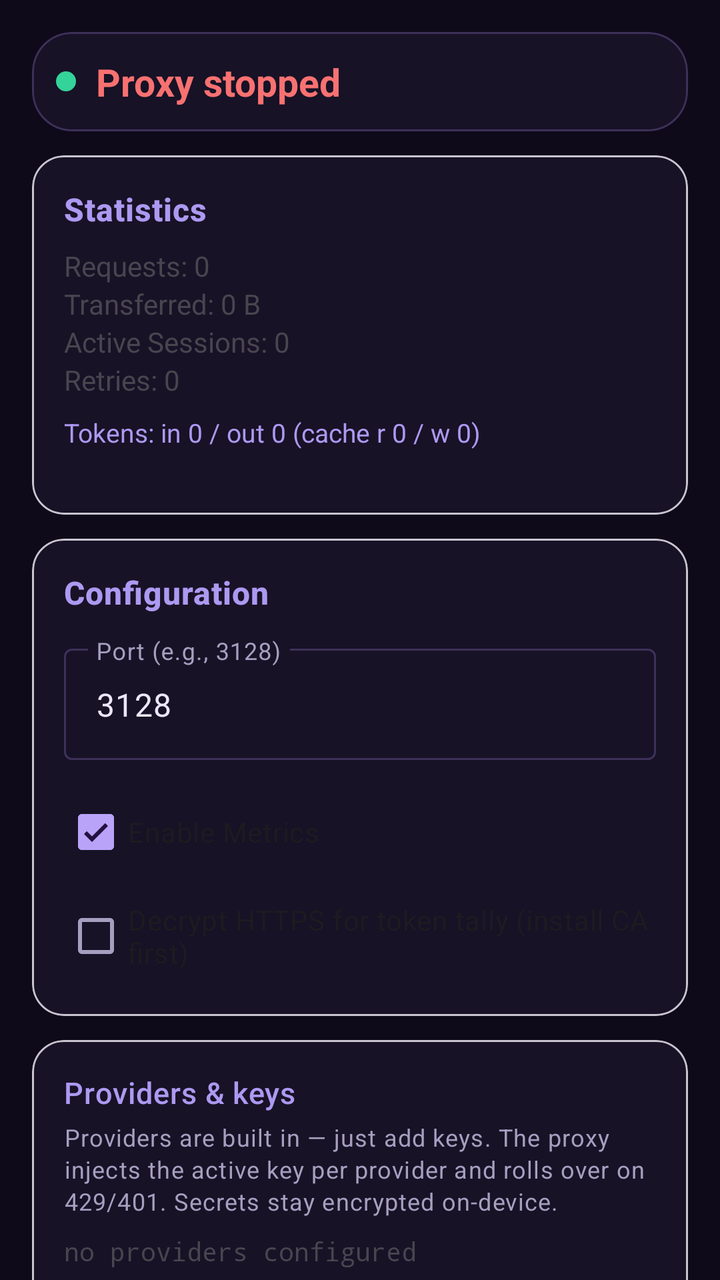
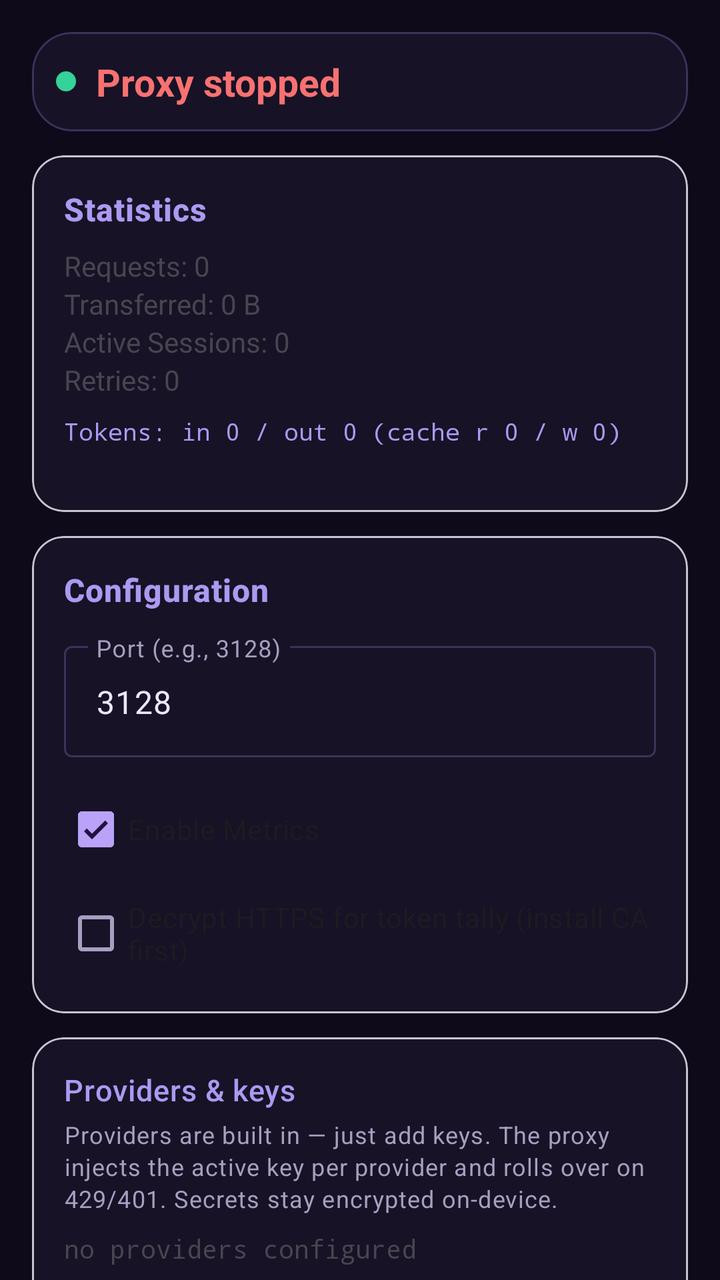

Compare the two renders of this Android layout. The source of the first and the diff that turns it into the second are given below.
<!-- AndroidManifest.xml: activity theme Theme.ProxyApp.NoActionBar -->
<!-- res/layout/activity_main.xml -->
<?xml version="1.0" encoding="utf-8"?>
<androidx.constraintlayout.widget.ConstraintLayout
    xmlns:android="http://schemas.android.com/apk/res/android"
    xmlns:app="http://schemas.android.com/apk/res-auto"
    xmlns:tools="http://schemas.android.com/tools"
    android:layout_width="match_parent"
    android:layout_height="match_parent"
    android:fitsSystemWindows="true"
    tools:context=".MainActivity">

    <androidx.core.widget.NestedScrollView
        android:layout_width="match_parent"
        android:layout_height="0dp"
        android:fillViewport="true"
        app:layout_constraintBottom_toBottomOf="parent"
        app:layout_constraintTop_toTopOf="parent"
        app:layout_constraintStart_toStartOf="parent"
        app:layout_constraintEnd_toEndOf="parent">

        <LinearLayout
            android:layout_width="match_parent"
            android:layout_height="wrap_content"
            android:orientation="vertical"
            android:padding="16dp">

            <com.google.android.material.card.MaterialCardView
                android:id="@+id/statusCard"
                android:layout_width="match_parent"
                android:layout_height="wrap_content"
                android:layout_marginBottom="12dp"
                app:cardCornerRadius="20dp"
                app:strokeWidth="1dp"
                app:strokeColor="@color/outline"
                app:cardBackgroundColor="@color/surface">

                <LinearLayout
                    android:layout_width="match_parent"
                    android:layout_height="wrap_content"
                    android:orientation="vertical"
                    android:padding="12dp">

                    <LinearLayout
                        android:layout_width="match_parent"
                        android:layout_height="wrap_content"
                        android:orientation="horizontal"
                        android:gravity="center_vertical">

                        <View
                            android:id="@+id/statusDot"
                            android:layout_width="10dp"
                            android:layout_height="10dp"
                            android:layout_marginEnd="10dp"
                            android:background="@drawable/status_dot" />

                        <TextView
                            android:id="@+id/statusText"
                            android:layout_width="0dp"
                            android:layout_height="wrap_content"
                            android:layout_weight="1"
                            android:text="@string/proxy_stopped"
                            android:textSize="19sp"
                            android:textStyle="bold"
                            android:textColor="@color/red" />
                    </LinearLayout>

                    <TextView
                        android:id="@+id/portText"
                        android:layout_width="match_parent"
                        android:layout_height="wrap_content"
                        android:text=""
                        android:textSize="13sp"
                        android:gravity="center"
                        android:layout_marginTop="4dp"
                        android:textColor="@color/purple_200"
                        android:visibility="gone"/>

                    <TextView
                        android:id="@+id/upstreamText"
                        android:layout_width="match_parent"
                        android:layout_height="wrap_content"
                        android:text=""
                        android:textSize="12sp"
                        android:gravity="center"
                        android:layout_marginTop="2dp"
                        android:visibility="gone"/>
                </LinearLayout>
            </com.google.android.material.card.MaterialCardView>

            <com.google.android.material.card.MaterialCardView
                android:id="@+id/statsCard"
                android:layout_width="match_parent"
                android:layout_height="wrap_content"
                app:cardBackgroundColor="@color/surface"
                android:layout_marginBottom="12dp"
                app:cardCornerRadius="16dp">

                <LinearLayout
                    android:layout_width="match_parent"
                    android:layout_height="wrap_content"
                    android:orientation="vertical"
                    android:padding="16dp">

                    <TextView
                        android:layout_width="match_parent"
                        android:layout_height="wrap_content"
                        android:text="Statistics"
                        android:textSize="16sp"
                        android:textStyle="bold"
                        style="@style/Text.SectionTitle"/>

                    <TextView
                        android:id="@+id/requestsText"
                        android:layout_width="match_parent"
                        android:layout_height="wrap_content"
                        android:text="Requests: 0"
                        android:layout_marginTop="8dp"/>

                    <TextView
                        android:id="@+id/bytesText"
                        android:layout_width="match_parent"
                        android:layout_height="wrap_content"
                        android:text="Transferred: 0 B"/>

                    <TextView
                        android:id="@+id/sessionsText"
                        android:layout_width="match_parent"
                        android:layout_height="wrap_content"
                        android:text="Active Sessions: 0"/>

                    <TextView
                        android:id="@+id/retriesText"
                        android:layout_width="match_parent"
                        android:layout_height="wrap_content"
                        android:text="Retries: 0"/>

                    <TextView
                        android:id="@+id/tokensText"
                        android:layout_width="match_parent"
                        android:layout_height="wrap_content"
                        android:layout_marginTop="8dp"
                        android:text="Tokens: in 0 / out 0 (cache r 0 / w 0)"
                        android:textSize="13sp"
                        android:textColor="@color/title_violet"/>

                    <TextView
                        android:id="@+id/hostsText"
                        android:layout_width="match_parent"
                        android:layout_height="wrap_content"
                        android:textSize="12sp"
                        android:fontFamily="monospace"
                        android:text=""/>
                </LinearLayout>
            </com.google.android.material.card.MaterialCardView>

            <com.google.android.material.card.MaterialCardView
                android:id="@+id/configCard"
                android:layout_width="match_parent"
                android:layout_height="wrap_content"
                app:cardBackgroundColor="@color/surface"
                android:layout_marginBottom="12dp"
                app:cardCornerRadius="16dp">

                <LinearLayout
                    android:layout_width="match_parent"
                    android:layout_height="wrap_content"
                    android:orientation="vertical"
                    android:padding="16dp">

                    <TextView
                        android:layout_width="match_parent"
                        android:layout_height="wrap_content"
                        android:text="Configuration"
                        android:textSize="16sp"
                        android:textStyle="bold"
                        style="@style/Text.SectionTitle"/>

                    <com.google.android.material.textfield.TextInputLayout
                        android:layout_width="match_parent"
                        android:layout_height="wrap_content"
                        android:layout_marginTop="12dp"
                        android:hint="@string/port_hint"
                        style="@style/Widget.Material3.TextInputLayout.OutlinedBox">

                        <com.google.android.material.textfield.TextInputEditText
                            android:id="@+id/portInput"
                            android:layout_width="match_parent"
                            android:layout_height="wrap_content"
                            android:inputType="number"
                            android:text="3128"/>
                    </com.google.android.material.textfield.TextInputLayout>

                    <com.google.android.material.checkbox.MaterialCheckBox
                        android:id="@+id/metricsCheck"
                        android:layout_width="wrap_content"
                        android:layout_height="wrap_content"
                        android:layout_marginTop="12dp"
                        android:text="@string/metrics_enabled"
                        android:checked="true"/>

                    <com.google.android.material.checkbox.MaterialCheckBox
                        android:id="@+id/mitmCheck"
                        android:layout_width="wrap_content"
                        android:layout_height="wrap_content"
                        android:layout_marginTop="4dp"
                        android:text="@string/mitm_enabled"
                        android:checked="false"/>
                </LinearLayout>
            </com.google.android.material.card.MaterialCardView>

            <com.google.android.material.card.MaterialCardView
                android:id="@+id/providersCard"
                android:layout_width="match_parent"
                android:layout_height="wrap_content"
                android:layout_marginBottom="12dp"
                app:cardCornerRadius="16dp"
                app:cardBackgroundColor="@color/surface">

                <LinearLayout
                    android:layout_width="match_parent"
                    android:layout_height="wrap_content"
                    android:orientation="vertical"
                    android:padding="16dp">

                    <TextView
                        android:layout_width="match_parent"
                        android:layout_height="wrap_content"
                        style="@style/Text.SectionTitle"
                        android:text="@string/providers_title"/>

                    <TextView
                        android:layout_width="match_parent"
                        android:layout_height="wrap_content"
                        style="@style/Text.Hint"
                        android:layout_marginTop="4dp"
                        android:text="@string/providers_hint"/>

                    <TextView
                        android:id="@+id/providersSummaryText"
                        android:layout_width="match_parent"
                        android:layout_height="wrap_content"
                        android:layout_marginTop="8dp"
                        android:textSize="13sp"
                        android:fontFamily="monospace"
                        android:text="no providers configured"/>

                    <com.google.android.material.button.MaterialButton
                        android:id="@+id/addKeyButton"
                        android:layout_width="match_parent"
                        android:layout_height="wrap_content"
                        android:layout_marginTop="8dp"
                        android:text="@string/add_key"
                        style="@style/Widget.Material3.Button.TonalButton"/>

                    <LinearLayout
                        android:layout_width="match_parent"
                        android:layout_height="wrap_content"
                        android:orientation="horizontal"
                        android:layout_marginTop="8dp">

                        <com.google.android.material.button.MaterialButton
                            android:id="@+id/exportBackupButton"
                            android:layout_width="0dp"
                            android:layout_height="wrap_content"
                            android:layout_weight="1"
                            android:layout_marginEnd="4dp"
                            android:text="@string/export_backup"
                            style="@style/Widget.Material3.Button.OutlinedButton"/>

                        <com.google.android.material.button.MaterialButton
                            android:id="@+id/importBackupButton"
                            android:layout_width="0dp"
                            android:layout_height="wrap_content"
                            android:layout_weight="1"
                            android:layout_marginStart="4dp"
                            android:text="@string/import_backup"
                            style="@style/Widget.Material3.Button.OutlinedButton"/>
                    </LinearLayout>

                    <com.google.android.material.button.MaterialButton
                        android:id="@+id/exportCaButton"
                        android:layout_width="match_parent"
                        android:layout_height="wrap_content"
                        android:layout_marginTop="8dp"
                        android:text="@string/export_ca"
                        style="@style/Widget.Material3.Button.OutlinedButton"/>
                </LinearLayout>
            </com.google.android.material.card.MaterialCardView>

            <com.google.android.material.card.MaterialCardView
                android:id="@+id/eventsCard"
                android:layout_width="match_parent"
                android:layout_height="wrap_content"
                android:layout_marginBottom="12dp"
                app:cardCornerRadius="16dp"
                app:cardBackgroundColor="@color/surface">

                <LinearLayout
                    android:layout_width="match_parent"
                    android:layout_height="wrap_content"
                    android:orientation="vertical"
                    android:padding="16dp">

                    <TextView
                        android:layout_width="match_parent"
                        android:layout_height="wrap_content"
                        style="@style/Text.SectionTitle"
                        android:text="@string/events_title"/>

                    <ScrollView
                        android:id="@+id/eventsScrollView"
                        android:layout_width="match_parent"
                        android:layout_height="wrap_content"
                        android:maxHeight="220dp"
                        android:layout_marginTop="8dp"
                        android:background="@drawable/script_block_bg">

                        <TextView
                            android:id="@+id/eventsText"
                            android:layout_width="match_parent"
                            android:layout_height="wrap_content"
                            android:padding="10dp"
                            style="@style/Text.ScriptBlock"
                            android:text="No events yet — start the proxy."/>
                    </ScrollView>
                </LinearLayout>
            </com.google.android.material.card.MaterialCardView>

            <LinearLayout
                android:layout_width="match_parent"
                android:layout_height="wrap_content"
                android:orientation="horizontal"
                android:gravity="center"
                android:layout_marginTop="4dp">

                <com.google.android.material.button.MaterialButton
                    android:id="@+id/startStopButton"
                    android:layout_width="0dp"
                    android:layout_height="wrap_content"
                    android:layout_weight="1"
                    android:layout_marginEnd="8dp"
                    android:text="@string/start_proxy"
                    app:icon="@android:drawable/ic_media_play"/>

                <com.google.android.material.button.MaterialButton
                    android:id="@+id/exportButton"
                    android:layout_width="0dp"
                    android:layout_height="wrap_content"
                    android:layout_weight="1"
                    android:layout_marginStart="8dp"
                    android:text="@string/export_metrics"/>
            </LinearLayout>

            <com.google.android.material.button.MaterialButton
                android:id="@+id/clearButton"
                android:layout_width="match_parent"
                android:layout_height="wrap_content"
                android:layout_marginTop="8dp"
                android:text="@string/clear_metrics"
                style="@style/Widget.Material3.Button.OutlinedButton"/>

            <com.google.android.material.card.MaterialCardView
                android:id="@+id/setupScriptCard"
                android:layout_width="match_parent"
                android:layout_height="wrap_content"
                app:cardBackgroundColor="@color/surface"
                android:layout_marginTop="12dp"
                app:cardCornerRadius="16dp">

                <LinearLayout
                    android:layout_width="match_parent"
                    android:layout_height="wrap_content"
                    android:orientation="vertical"
                    android:padding="16dp">

                    <LinearLayout
                        android:id="@+id/setupScriptHeader"
                        android:layout_width="match_parent"
                        android:layout_height="wrap_content"
                        android:orientation="horizontal"
                        android:gravity="center_vertical"
                        android:clickable="true"
                        android:focusable="true">

                        <TextView
                            android:layout_width="0dp"
                            android:layout_height="wrap_content"
                            android:layout_weight="1"
                            android:text="@string/setup_script_title"
                            android:textSize="16sp"
                            android:textStyle="bold"
                            style="@style/Text.SectionTitle"/>

                        <ImageView
                            android:id="@+id/setupScriptExpandIcon"
                            android:layout_width="32dp"
                            android:layout_height="32dp"
                            android:padding="4dp"
                            android:src="@android:drawable/arrow_down_float"
                            android:contentDescription="@string/expand"/>
                    </LinearLayout>

                    <TextView
                        android:layout_width="match_parent"
                        android:layout_height="wrap_content"
                        android:text="@string/setup_script_hint"
                        style="@style/Text.Hint"
                        android:layout_marginTop="4dp"/>

                    <com.google.android.material.button.MaterialButton
                        android:id="@+id/copyScriptButton"
                        android:layout_width="wrap_content"
                        android:layout_height="wrap_content"
                        android:layout_marginTop="8dp"
                        android:text="@string/copy_setup_script"
                        app:icon="@android:drawable/ic_menu_save"
                        app:strokeWidth="1dp"
                        app:strokeColor="@color/outline"/>

                    <ScrollView
                        android:id="@+id/setupScriptScrollView"
                        android:layout_width="match_parent"
                        android:layout_height="wrap_content"
                        android:maxHeight="280dp"
                        android:layout_marginTop="8dp"
                        android:background="@drawable/script_block_bg"
                        android:visibility="gone">

                        <HorizontalScrollView
                            android:layout_width="match_parent"
                            android:layout_height="wrap_content">

                            <TextView
                                android:id="@+id/setupScriptText"
                                android:layout_width="wrap_content"
                                android:layout_height="wrap_content"
                                android:padding="10dp"
                                style="@style/Text.ScriptBlock"
                                android:textIsSelectable="true"/>
                        </HorizontalScrollView>
                    </ScrollView>
                </LinearLayout>
            </com.google.android.material.card.MaterialCardView>

            <com.google.android.material.card.MaterialCardView
                android:id="@+id/cleanupScriptCard"
                android:layout_width="match_parent"
                android:layout_height="wrap_content"
                app:cardBackgroundColor="@color/surface"
                android:layout_marginTop="12dp"
                android:layout_marginBottom="24dp"
                app:cardCornerRadius="16dp">

                <LinearLayout
                    android:layout_width="match_parent"
                    android:layout_height="wrap_content"
                    android:orientation="vertical"
                    android:padding="16dp">

                    <LinearLayout
                        android:id="@+id/cleanupScriptHeader"
                        android:layout_width="match_parent"
                        android:layout_height="wrap_content"
                        android:orientation="horizontal"
                        android:gravity="center_vertical"
                        android:clickable="true"
                        android:focusable="true">

                        <TextView
                            android:layout_width="0dp"
                            android:layout_height="wrap_content"
                            android:layout_weight="1"
                            android:text="@string/cleanup_script_title"
                            android:textSize="16sp"
                            android:textStyle="bold"
                            style="@style/Text.SectionTitle"/>

                        <ImageView
                            android:id="@+id/cleanupScriptExpandIcon"
                            android:layout_width="32dp"
                            android:layout_height="32dp"
                            android:padding="4dp"
                            android:src="@android:drawable/arrow_down_float"
                            android:contentDescription="@string/expand"/>
                    </LinearLayout>

                    <TextView
                        android:layout_width="match_parent"
                        android:layout_height="wrap_content"
                        android:text="@string/cleanup_script_hint"
                        style="@style/Text.Hint"
                        android:layout_marginTop="4dp"/>

                    <com.google.android.material.button.MaterialButton
                        android:id="@+id/copyCleanupButton"
                        android:layout_width="wrap_content"
                        android:layout_height="wrap_content"
                        android:layout_marginTop="8dp"
                        android:text="@string/copy_cleanup_script"
                        app:icon="@android:drawable/ic_menu_save"
                        app:strokeWidth="1dp"
                        app:strokeColor="@color/outline"/>

                    <ScrollView
                        android:id="@+id/cleanupScriptScrollView"
                        android:layout_width="match_parent"
                        android:layout_height="wrap_content"
                        android:maxHeight="280dp"
                        android:layout_marginTop="8dp"
                        android:background="@drawable/script_block_bg"
                        android:visibility="gone">

                        <HorizontalScrollView
                            android:layout_width="match_parent"
                            android:layout_height="wrap_content">

                            <TextView
                                android:id="@+id/cleanupScriptText"
                                android:layout_width="wrap_content"
                                android:layout_height="wrap_content"
                                android:padding="8dp"
                                android:textSize="11sp"
                                android:fontFamily="monospace"
                                android:textIsSelectable="true"/>
                        </HorizontalScrollView>
                    </ScrollView>
                </LinearLayout>
            </com.google.android.material.card.MaterialCardView>
        </LinearLayout>
    </androidx.core.widget.NestedScrollView>
</androidx.constraintlayout.widget.ConstraintLayout>
<!-- resources referenced by this layout -->
<resources>
  <color name="outline">#FF3D3159</color>
  <color name="purple_200">#FFB9A3F8</color>
  <color name="red">#FFF87171</color>
  <color name="surface">#FF171226</color>
  <color name="title_violet">#FFAC99F1</color>
  <!-- drawable script_block_bg (drawable) -->
  <?xml version="1.0" encoding="utf-8"?>
  <shape xmlns:android="http://schemas.android.com/apk/res/android"
      android:shape="rectangle">
      <solid android:color="@color/surface_high" />
      <stroke
          android:width="1dp"
          android:color="@color/outline_variant" />
      <corners android:radius="12dp" />
  </shape>
  <!-- drawable status_dot (drawable) -->
  <?xml version="1.0" encoding="utf-8"?>
  <shape xmlns:android="http://schemas.android.com/apk/res/android"
      android:shape="oval">
      <solid android:color="@color/status_running" />
      <size
          android:width="10dp"
          android:height="10dp" />
  </shape>
  <string name="add_key">Add key</string>
  <string name="cleanup_script_hint">Copy and paste into Termux / proot Ubuntu to remove proxy env, kill daemon, clear metrics.</string>
  <string name="cleanup_script_title">Terminal cleanup script</string>
  <string name="clear_metrics">Clear Metrics</string>
  <string name="copy_cleanup_script">Copy cleanup script</string>
  <string name="copy_setup_script">Copy setup script</string>
  <string name="events_title">Recent events</string>
  <string name="expand">Expand</string>
  <string name="export_backup">Export backup</string>
  <string name="export_ca">Export MITM CA</string>
  <string name="export_metrics">Export Metrics</string>
  <string name="import_backup">Import backup</string>
  <string name="metrics_enabled">Enable Metrics</string>
  <string name="mitm_enabled">Decrypt HTTPS for token tally (install CA first)</string>
  <string name="port_hint">Port (e.g., 3128)</string>
  <string name="providers_hint">Providers are built in — just add keys. The proxy injects the active key per provider and rolls over on 429/401. Secrets stay encrypted on-device.</string>
  <string name="providers_title">Providers &amp; keys</string>
  <string name="proxy_stopped">Proxy stopped</string>
  <string name="setup_script_hint">Copy and paste into Termux / proot Ubuntu to route opencode through this proxy.</string>
  <string name="setup_script_title">Terminal setup script</string>
  <string name="start_proxy">Start Proxy</string>
  <style name="Text.Hint" parent="TextAppearance.Material3.BodySmall">
          <item name="android:textColor">@color/hint_text</item>
      </style>
  <style name="Text.ScriptBlock" parent="TextAppearance.Material3.BodySmall">
          <item name="android:textColor">@color/on_surface</item>
          <item name="android:fontFamily">monospace</item>
          <item name="android:textSize">11sp</item>
      </style>
  <style name="Text.SectionTitle" parent="TextAppearance.Material3.TitleMedium">
          <item name="android:textColor">@color/title_violet</item>
          <item name="android:textSize">15sp</item>
          <item name="android:letterSpacing">0.02</item>
      </style>
  <style name="Theme.ProxyApp.NoActionBar">
          <item name="windowActionBar">false</item>
          <item name="windowNoTitle">true</item>
      </style>
  <color name="surface_high">#FF241B3D</color>
  <color name="outline_variant">#FF2C2342</color>
  <color name="status_running">#FF34D399</color>
  <color name="hint_text">#FFA79FC0</color>
  <color name="on_surface">#FFEDE7FB</color>
</resources>

<!-- the commit's change to res/layout/activity_main.xml (unified diff, before → after) -->
@@ -139,7 +139,8 @@
                         android:layout_height="wrap_content"
                         android:layout_marginTop="8dp"
                         android:text="Tokens: in 0 / out 0 (cache r 0 / w 0)"
-                        android:textSize="13sp"
+                        android:textSize="12sp"
+                        android:fontFamily="monospace"
                         android:textColor="@color/title_violet"/>
 
                     <TextView
